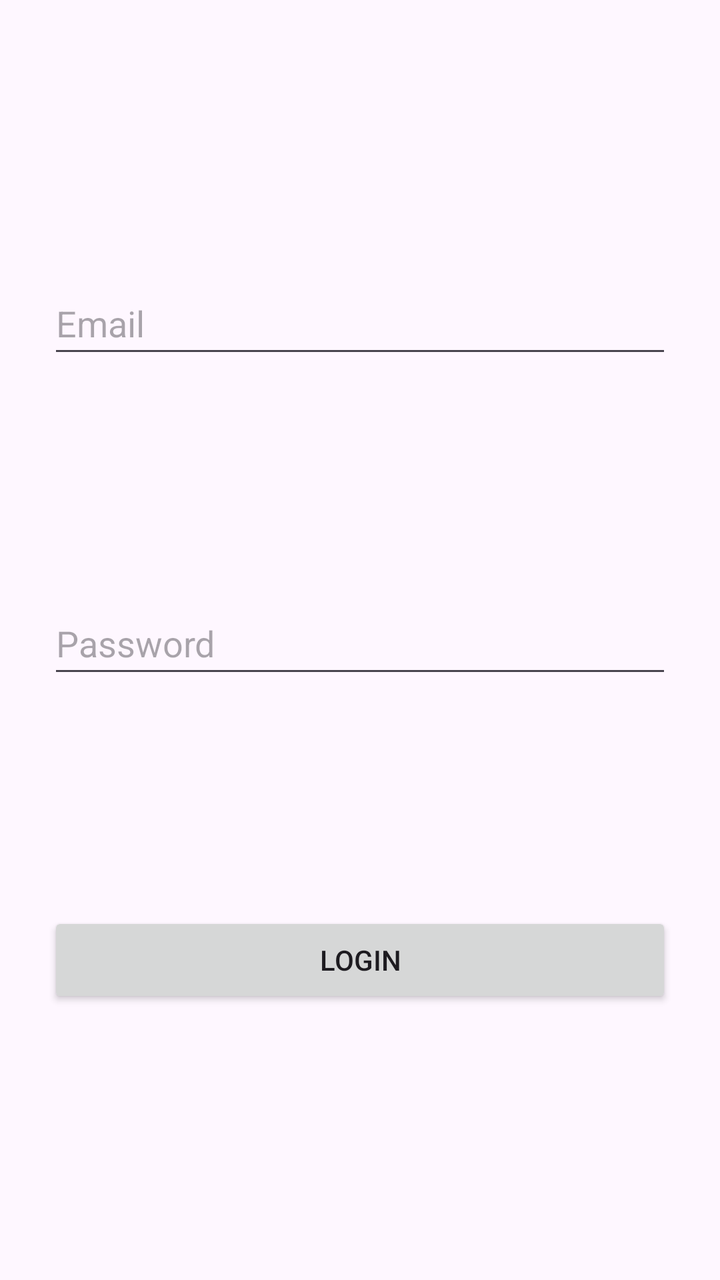
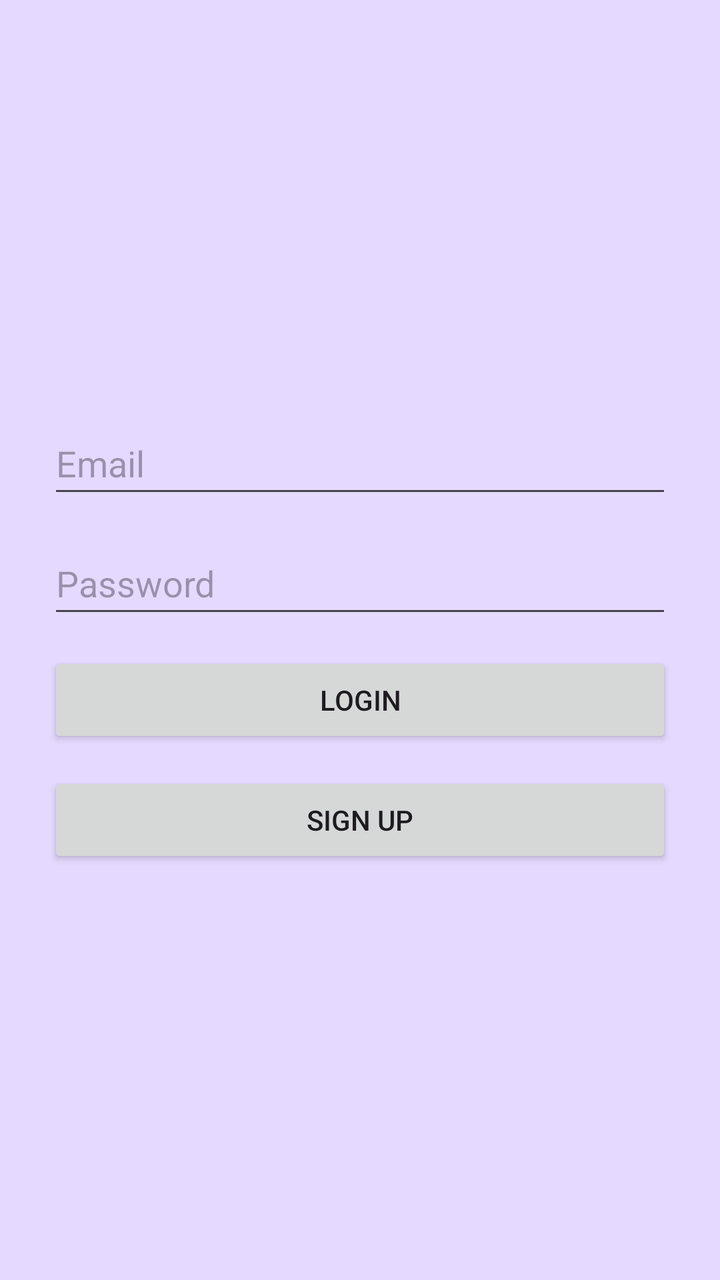

The first picture is an Android layout as it rendered before a commit; the second is the same layout after the commit. The layout source and the unified diff follow.
<!-- AndroidManifest.xml: application theme Theme.RideShareShawnHannah -->
<!-- res/layout/activity_login.xml -->
<?xml version="1.0" encoding="utf-8"?>
<androidx.constraintlayout.widget.ConstraintLayout
    xmlns:android="http://schemas.android.com/apk/res/android"
    xmlns:app="http://schemas.android.com/apk/res-auto"
    android:layout_width="match_parent"
    android:layout_height="match_parent"
    android:padding="24dp">

    <EditText
        android:id="@+id/editTextEmail"
        android:layout_width="0dp"
        android:layout_height="wrap_content"
        android:minHeight="48dp"
        android:hint="Email"
        app:layout_constraintTop_toTopOf="parent"
        app:layout_constraintBottom_toTopOf="@id/editTextPassword"
        app:layout_constraintStart_toStartOf="parent"
        app:layout_constraintEnd_toEndOf="parent"
        />

    <EditText
        android:id="@+id/editTextPassword"
        android:layout_width="0dp"
        android:layout_height="wrap_content"
        android:minHeight="48dp"
        android:hint="Password"
        android:inputType="textPassword"
        app:layout_constraintTop_toBottomOf="@id/editTextEmail"
        app:layout_constraintBottom_toTopOf="@id/buttonLogin"
        app:layout_constraintStart_toStartOf="parent"
        app:layout_constraintEnd_toEndOf="parent"
        />

    <Button
        android:id="@+id/buttonLogin"
        android:layout_width="0dp"
        android:layout_height="wrap_content"
        android:minHeight="48dp"
        android:text="Login"
        app:layout_constraintTop_toBottomOf="@id/editTextPassword"
        app:layout_constraintBottom_toBottomOf="parent"
        app:layout_constraintStart_toStartOf="parent"
        app:layout_constraintEnd_toEndOf="parent"
        app:layout_constraintVertical_chainStyle="packed"
        />
</androidx.constraintlayout.widget.ConstraintLayout>
<!-- resources referenced by this layout -->
<resources>
  <style name="Theme.RideShareShawnHannah" parent="Base.Theme.RideShareShawnHannah" />
  <style name="Base.Theme.RideShareShawnHannah" parent="Theme.Material3.DayNight.NoActionBar">
          
          
      </style>
</resources>

<!-- the commit's change to res/layout/activity_login.xml (unified diff, before → after) -->
@@ -1,46 +1,73 @@
 <?xml version="1.0" encoding="utf-8"?>
-<androidx.constraintlayout.widget.ConstraintLayout
-    xmlns:android="http://schemas.android.com/apk/res/android"
+<androidx.constraintlayout.widget.ConstraintLayout xmlns:android="http://schemas.android.com/apk/res/android"
     xmlns:app="http://schemas.android.com/apk/res-auto"
     android:layout_width="match_parent"
     android:layout_height="match_parent"
+    android:background="#E6D9FF"
     android:padding="24dp">
 
-    <EditText
-        android:id="@+id/editTextEmail"
+    <androidx.constraintlayout.widget.ConstraintLayout
         android:layout_width="0dp"
         android:layout_height="wrap_content"
-        android:minHeight="48dp"
-        android:hint="Email"
+        app:layout_constraintBottom_toBottomOf="parent"
+        app:layout_constraintEnd_toEndOf="parent"
+        app:layout_constraintStart_toStartOf="parent"
         app:layout_constraintTop_toTopOf="parent"
-        app:layout_constraintBottom_toTopOf="@id/editTextPassword"
-        app:layout_constraintStart_toStartOf="parent"
-        app:layout_constraintEnd_toEndOf="parent"
-        />
+        app:layout_constraintVertical_chainStyle="packed">
 
-    <EditText
-        android:id="@+id/editTextPassword"
-        android:layout_width="0dp"
-        android:layout_height="wrap_content"
-        android:minHeight="48dp"
-        android:hint="Password"
-        android:inputType="textPassword"
-        app:layout_constraintTop_toBottomOf="@id/editTextEmail"
-        app:layout_constraintBottom_toTopOf="@id/buttonLogin"
-        app:layout_constraintStart_toStartOf="parent"
-        app:layout_constraintEnd_toEndOf="parent"
-        />
+        <EditText
+            android:id="@+id/editTextEmail"
+            android:layout_width="0dp"
+            android:layout_height="wrap_content"
+            android:hint="Email"
+            android:minHeight="48dp"
+            app:layout_constraintEnd_toEndOf="parent"
+            app:layout_constraintStart_toStartOf="parent"
+            app:layout_constraintTop_toTopOf="parent" />
 
-    <Button
-        android:id="@+id/buttonLogin"
-        android:layout_width="0dp"
-        android:layout_height="wrap_content"
-        android:minHeight="48dp"
-        android:text="Login"
-        app:layout_constraintTop_toBottomOf="@id/editTextPassword"
-        app:layout_constraintBottom_toBottomOf="parent"
-        app:layout_constraintStart_toStartOf="parent"
-        app:layout_constraintEnd_toEndOf="parent"
-        app:layout_constraintVertical_chainStyle="packed"
-        />
+        <EditText
+            android:id="@+id/editTextPassword"
+            android:layout_width="0dp"
+            android:layout_height="wrap_content"
+            android:layout_marginTop="12dp"
+            android:hint="Password"
+            android:inputType="textPassword"
+            android:minHeight="48dp"
+            app:layout_constraintEnd_toEndOf="parent"
+            app:layout_constraintStart_toStartOf="parent"
+            app:layout_constraintTop_toBottomOf="@id/editTextEmail" />
+
+        <Button
+            android:id="@+id/buttonLogin"
+            android:layout_width="0dp"
+            android:layout_height="wrap_content"
+            android:layout_marginTop="12dp"
+            android:minHeight="48dp"
+            android:text="Login"
+            app:layout_constraintEnd_toEndOf="parent"
+            app:layout_constraintStart_toStartOf="parent"
+            app:layout_constraintTop_toBottomOf="@id/editTextPassword" />
+
+        <Button
+            android:id="@+id/buttonSignup"
+            android:layout_width="0dp"
+            android:layout_height="wrap_content"
+            android:layout_marginTop="12dp"
+            android:minHeight="48dp"
+            android:text="Sign Up"
+            app:layout_constraintEnd_toEndOf="parent"
+            app:layout_constraintStart_toStartOf="parent"
+            app:layout_constraintTop_toBottomOf="@id/buttonLogin" />
+
+        <androidx.recyclerview.widget.RecyclerView
+            android:id="@+id/recyclerViewRides"
+            android:layout_width="match_parent"
+            android:layout_height="match_parent"
+            android:padding="16dp"
+            app:layout_constraintBottom_toBottomOf="parent"
+            app:layout_constraintEnd_toEndOf="parent"
+            app:layout_constraintStart_toStartOf="parent"
+            app:layout_constraintTop_toTopOf="parent" />
+    </androidx.constraintlayout.widget.ConstraintLayout>
+
 </androidx.constraintlayout.widget.ConstraintLayout>
